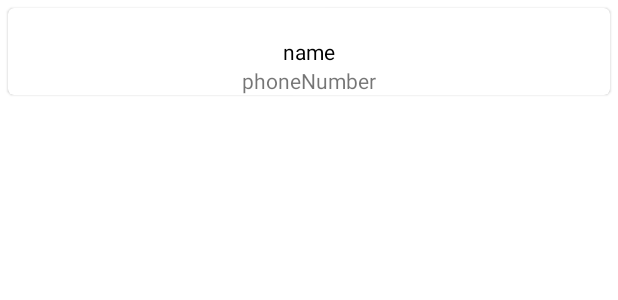
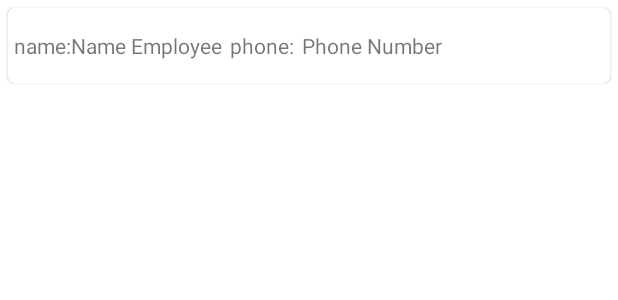
Before and after one commit to matr1x244/List_of_employees, an Android app: the layout recycler_item_list.xml on its own in the app's theme, with its tools: preview values and no code run, on a phone screen of 412 x 824 dp. Shown: the top 300 px of the screen. Run offline under Robolectric (Android 15) with nearby library versions, the phone set to English and light mode, and no system bars; network calls fail.

```diff
--- a/app/build.gradle
+++ b/app/build.gradle
@@ -51,6 +51,7 @@ dependencies {
     implementation "androidx.fragment:fragment-ktx:1.5.0-alpha05"
     implementation "androidx.activity:activity-ktx:1.4.0"
 
+    implementation 'com.jakewharton.timber:timber:5.0.1'
     implementation 'androidx.core:core-ktx:1.7.0'
     implementation 'androidx.appcompat:appcompat:1.4.1'
     implementation 'com.google.android.material:material:1.5.0'
--- a/app/src/main/java/com/geekbrains/listofemployees/App.kt
+++ b/app/src/main/java/com/geekbrains/listofemployees/App.kt
@@ -3,7 +3,6 @@ package com.geekbrains.listofemployees
 import android.app.Application
 import android.content.Context
 import androidx.fragment.app.Fragment
-import com.geekbrains.listofemployees.data.local.LocalRequestImpl
 import com.geekbrains.listofemployees.data.web.data.RetrofitRequestImpl
 import com.geekbrains.listofemployees.domain.RepositoryEmployees
 
--- a/app/src/main/java/com/geekbrains/listofemployees/MainActivity.kt
+++ b/app/src/main/java/com/geekbrains/listofemployees/MainActivity.kt
@@ -1,7 +1,7 @@
 package com.geekbrains.listofemployees
 
+import android.os.Bundle
 import androidx.appcompat.app.AppCompatActivity
-import android.os.Bundle
 import com.geekbrains.listofemployees.ui.FragmentEmployers
 
 class MainActivity : AppCompatActivity() {
--- a/app/src/main/java/com/geekbrains/listofemployees/data/web/data/EmployeesAPI.kt
+++ b/app/src/main/java/com/geekbrains/listofemployees/data/web/data/EmployeesAPI.kt
@@ -1,15 +1,12 @@
 package com.geekbrains.listofemployees.data.web.data
 
-import com.geekbrains.listofemployees.domain.Employee
 import com.geekbrains.listofemployees.domain.EmployeesEntity
 import io.reactivex.rxjava3.core.Single
-import retrofit2.Call
 import retrofit2.http.GET
-import retrofit2.http.POST
 
 interface EmployeesAPI {
 
     @GET("5ddcd3673400005800eae483")
-    fun listUsers(): Single<List<EmployeesEntity>>
+    fun listUsers(): Single<EmployeesEntity>
 
 }
--- a/app/src/main/java/com/geekbrains/listofemployees/data/web/data/RetrofitRequestImpl.kt
+++ b/app/src/main/java/com/geekbrains/listofemployees/data/web/data/RetrofitRequestImpl.kt
@@ -1,15 +1,13 @@
 package com.geekbrains.listofemployees.data.web.data
 
-import com.geekbrains.listofemployees.domain.Employee
 import com.geekbrains.listofemployees.domain.EmployeesEntity
 import com.geekbrains.listofemployees.domain.RepositoryEmployees
 import io.reactivex.rxjava3.core.Single
-import retrofit2.Call
 import retrofit2.Retrofit
 import retrofit2.adapter.rxjava3.RxJava3CallAdapterFactory
 import retrofit2.converter.gson.GsonConverterFactory
 
-class RetrofitRequestImpl: RepositoryEmployees {
+class RetrofitRequestImpl : RepositoryEmployees {
 
     private val baseUrl = ("http://www.mocky.io/v2/")
 
@@ -20,7 +18,7 @@ class RetrofitRequestImpl: RepositoryEmployees {
         .build()
     private val api: EmployeesAPI = retrofit.create(EmployeesAPI::class.java)
 
-    override fun observerListUser(): Single<List<EmployeesEntity>> {
+    override fun observerListUser(): Single<EmployeesEntity> {
         return api.listUsers()
     }
 }
--- a/app/src/main/java/com/geekbrains/listofemployees/domain/Company.kt
+++ b/app/src/main/java/com/geekbrains/listofemployees/domain/Company.kt
@@ -10,4 +10,4 @@ data class Company(
     val age: String,
     val competences: List<String>,
     val employees: List<Employee>
-): Parcelable
+) : Parcelable
--- a/app/src/main/java/com/geekbrains/listofemployees/domain/Employee.kt
+++ b/app/src/main/java/com/geekbrains/listofemployees/domain/Employee.kt
@@ -6,6 +6,6 @@ import kotlinx.android.parcel.Parcelize
 @Parcelize
 data class Employee(
     val name: String?,
-    val phoneNumber: String?,
+    val phone_number: String?,
     val skills: List<String>
-): Parcelable
+) : Parcelable
--- a/app/src/main/java/com/geekbrains/listofemployees/domain/RepositoryEmployees.kt
+++ b/app/src/main/java/com/geekbrains/listofemployees/domain/RepositoryEmployees.kt
@@ -1,9 +1,8 @@
 package com.geekbrains.listofemployees.domain
 
 import io.reactivex.rxjava3.core.Single
-import retrofit2.Call
 
 interface RepositoryEmployees {
 
-    fun observerListUser(): Single<List<EmployeesEntity>>
+    fun observerListUser(): Single<EmployeesEntity>
 }
--- a/app/src/main/res/layout/fragment_employers.xml
+++ b/app/src/main/res/layout/fragment_employers.xml
@@ -5,13 +5,13 @@
     android:layout_height="match_parent"
     android:animateLayoutChanges="true"
     android:orientation="vertical"
-    android:padding="5dp">
+    android:padding="@dimen/base_5dp">
 
     <LinearLayout
         android:id="@+id/linear_layout_container"
         android:layout_width="match_parent"
         android:layout_height="wrap_content"
-        android:layout_margin="8dp"
+        android:layout_margin="@dimen/base_5dp"
         android:orientation="horizontal">
 
         <androidx.recyclerview.widget.RecyclerView
--- a/app/src/main/res/layout/recycler_item_list.xml
+++ b/app/src/main/res/layout/recycler_item_list.xml
@@ -13,35 +13,51 @@
         <com.google.android.material.card.MaterialCardView
             android:id="@+id/card_view_container"
             android:layout_width="match_parent"
-            android:layout_height="match_parent"
-            android:layout_margin="5dp">
+            android:layout_height="@dimen/base_50dp"
+            android:layout_margin="@dimen/base_5dp">
 
             <androidx.constraintlayout.widget.ConstraintLayout
                 android:layout_width="match_parent"
                 android:layout_height="match_parent">
 
                 <androidx.appcompat.widget.AppCompatTextView
+                    android:id="@+id/name_textview"
+                    android:layout_width="wrap_content"
+                    android:layout_height="wrap_content"
+                    android:layout_marginStart="4dp"
+                    android:text="@string/name"
+                    app:layout_constraintBottom_toBottomOf="parent"
+                    app:layout_constraintStart_toStartOf="parent"
+                    app:layout_constraintTop_toTopOf="parent" />
+
+                <androidx.appcompat.widget.AppCompatTextView
                     android:id="@+id/item_name"
                     android:layout_width="wrap_content"
                     android:layout_height="wrap_content"
-                    android:ellipsize="end"
-                    android:maxLines="1"
-                    android:text="name"
-                    android:textColor="@color/black"
+                    android:text="@string/name_employee"
                     app:layout_constraintBottom_toBottomOf="parent"
-                    app:layout_constraintEnd_toEndOf="parent"
-                    app:layout_constraintStart_toStartOf="parent"
+                    app:layout_constraintStart_toEndOf="@+id/name_textview"
+                    app:layout_constraintTop_toTopOf="parent" />
+
+                <androidx.appcompat.widget.AppCompatTextView
+                    android:id="@+id/phone_textview"
+                    android:layout_width="wrap_content"
+                    android:layout_height="wrap_content"
+                    android:text="@string/phone"
+                    android:paddingStart="@dimen/base_5dp"
+                    app:layout_constraintBottom_toBottomOf="parent"
+                    app:layout_constraintStart_toEndOf="@+id/item_name"
                     app:layout_constraintTop_toTopOf="parent" />
 
                 <androidx.appcompat.widget.AppCompatTextView
                     android:id="@+id/item_phone"
                     android:layout_width="wrap_content"
                     android:layout_height="wrap_content"
-                    android:text="phoneNumber"
+                    android:text="@string/phone_number"
+                    android:paddingStart="@dimen/base_5dp"
                     app:layout_constraintBottom_toBottomOf="parent"
-                    app:layout_constraintEnd_toEndOf="parent"
-                    app:layout_constraintStart_toStartOf="parent"
-                    app:layout_constraintTop_toBottomOf="@+id/item_name" />
+                    app:layout_constraintStart_toEndOf="@+id/phone_textview"
+                    app:layout_constraintTop_toTopOf="parent" />
 
             </androidx.constraintlayout.widget.ConstraintLayout>
 
--- /dev/null
+++ b/app/src/main/res/values/dimens.xml
@@ -0,0 +1,5 @@
+<?xml version="1.0" encoding="utf-8"?>
+<resources>
+    <dimen name="base_5dp">5dp</dimen>
+    <dimen name="base_50dp">50dp</dimen>
+</resources>
--- a/app/src/main/res/values/strings.xml
+++ b/app/src/main/res/values/strings.xml
@@ -1,3 +1,7 @@
 <resources>
     <string name="app_name">List of employees</string>
+    <string name="phone_number">Phone Number</string>
+    <string name="name_employee">Name Employee</string>
+    <string name="name">name:</string>
+    <string name="phone">phone:</string>
 </resources>
```
Also changed, not shown: app/src/main/java/com/geekbrains/listofemployees/data/local/LocalRequestImpl.kt (deleted, +0 -23 lines), app/src/main/java/com/geekbrains/listofemployees/domain/models/EmployersViewModels.kt (+5 -12 lines), app/src/main/java/com/geekbrains/listofemployees/ui/FragmentEmployers.kt (+4 -5 lines), app/src/main/java/com/geekbrains/listofemployees/ui/recyclerview/RecyclerViewAdapter.kt (+8 -5 lines), app/src/main/java/com/geekbrains/listofemployees/ui/recyclerview/ViewHolder.kt (+5 -8 lines).
